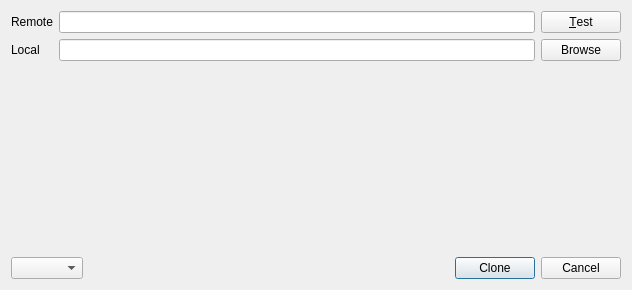
soramimi/Guitar, file src/CloneDialog.ui: the form before one commit.
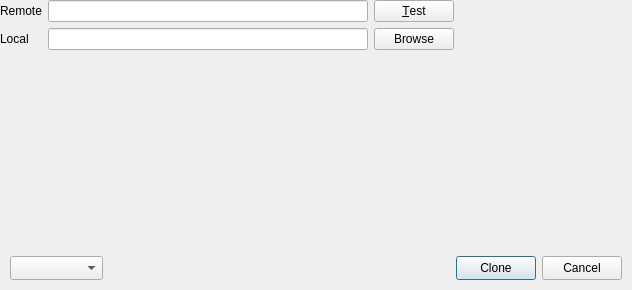
The form after the commit. Custom widgets are drawn as their Qt base class.

```diff
--- a/src/CloneDialog.ui
+++ b/src/CloneDialog.ui
@@ -13,8 +13,23 @@
   <property name="windowTitle">
    <string>Clone</string>
   </property>
-  <layout class="QVBoxLayout" name="verticalLayout">
-   <item>
+  <widget class="RemoteAdvancedOptionWidget" name="advanced_option" native="true">
+   <property name="geometry">
+    <rect>
+     <x>9</x>
+     <y>71</y>
+     <width>614</width>
+     <height>16</height>
+    </rect>
+   </property>
+   <property name="minimumSize">
+    <size>
+     <width>0</width>
+     <height>0</height>
+    </size>
+   </property>
+  </widget>
+  <widget class="QWidget" name="">
     <layout class="QGridLayout" name="gridLayout">
      <item row="0" column="0">
       <widget class="QLabel" name="label">
@@ -58,50 +73,16 @@
       </widget>
      </item>
     </layout>
-   </item>
-   <item>
-    <widget class="RemoteAdvancedOptionWidget" name="advanced_option" native="true">
-     <property name="minimumSize">
-      <size>
-       <width>0</width>
-       <height>0</height>
-      </size>
-     </property>
-    </widget>
-   </item>
-   <item>
-    <spacer name="verticalSpacer">
-     <property name="orientation">
-      <enum>Qt::Vertical</enum>
-     </property>
-     <property name="sizeHint" stdset="0">
-      <size>
-       <width>20</width>
-       <height>40</height>
-      </size>
-     </property>
-    </spacer>
-   </item>
-   <item>
-    <layout class="QHBoxLayout" name="horizontalLayout">
-     <item>
-      <widget class="QComboBox" name="comboBox"/>
-     </item>
-     <item>
-      <spacer name="horizontalSpacer_2">
-       <property name="orientation">
-        <enum>Qt::Horizontal</enum>
-       </property>
-       <property name="sizeHint" stdset="0">
-        <size>
-         <width>40</width>
-         <height>20</height>
-        </size>
-       </property>
-      </spacer>
-     </item>
-     <item>
+  </widget>
       <widget class="QPushButton" name="pushButton">
+   <property name="geometry">
+    <rect>
+     <x>456</x>
+     <y>256</y>
+     <width>80</width>
+     <height>24</height>
+    </rect>
+   </property>
        <property name="text">
         <string>Clone</string>
        </property>
@@ -109,17 +90,29 @@
         <bool>true</bool>
        </property>
       </widget>
-     </item>
-     <item>
+  <widget class="QComboBox" name="comboBox">
+   <property name="geometry">
+    <rect>
+     <x>10</x>
+     <y>256</y>
+     <width>93</width>
+     <height>24</height>
+    </rect>
+   </property>
+  </widget>
       <widget class="QPushButton" name="pushButton_2">
+   <property name="geometry">
+    <rect>
+     <x>542</x>
+     <y>256</y>
+     <width>80</width>
+     <height>24</height>
+    </rect>
+   </property>
        <property name="text">
         <string>Cancel</string>
        </property>
       </widget>
-     </item>
-    </layout>
-   </item>
-  </layout>
  </widget>
  <customwidgets>
   <customwidget>
```
Lines whose indentation alone changed are shown as unchanged.
